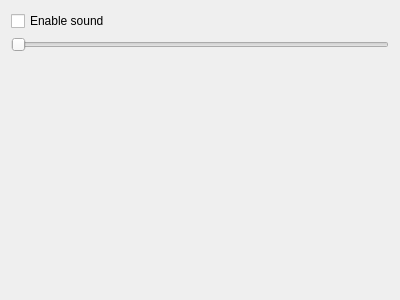
Before: the Qt Designer form form/xalertuConfigSound.ui in atanarro/xalertu, drawn with Qt 5.
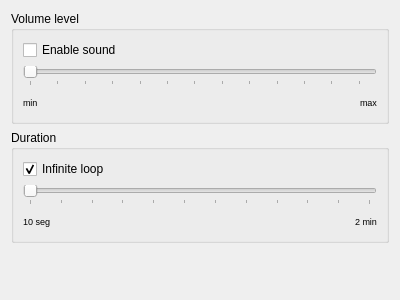
After: the same form once the commit is applied.

Commit message: Several changes and new features, including bugs resolved, code reestructuration, added mouse and AC sensor, config GUI improved, added email support, added screenshot support, added icons for accelerometer.

The edit to the form file:
```diff
--- a/form/xalertuConfigSound.ui
+++ b/form/xalertuConfigSound.ui
@@ -16,17 +16,7 @@
   <layout class="QVBoxLayout" name="verticalLayout">
    <item>
     <layout class="QGridLayout" name="gridLayout">
-     <item row="2" column="1">
-      <widget class="QSlider" name="soundVolume">
-       <property name="enabled">
-        <bool>true</bool>
-       </property>
-       <property name="orientation">
-        <enum>Qt::Horizontal</enum>
-       </property>
-      </widget>
-     </item>
-     <item row="3" column="1">
+     <item row="5" column="1">
       <spacer name="verticalSpacer">
        <property name="orientation">
         <enum>Qt::Vertical</enum>
@@ -39,11 +29,165 @@
        </property>
       </spacer>
      </item>
-     <item row="1" column="1">
-      <widget class="QCheckBox" name="soundEnabled">
-       <property name="text">
-        <string>Enable sound</string>
+     <item row="4" column="1">
+      <widget class="QGroupBox" name="verticalGroupBox">
+       <property name="title">
+        <string>Duration</string>
        </property>
+       <layout class="QVBoxLayout" name="verticalLayout_2">
+        <item>
+         <widget class="QCheckBox" name="alarmLoop">
+          <property name="text">
+           <string>Infinite loop</string>
+          </property>
+          <property name="checked">
+           <bool>true</bool>
+          </property>
+          <property name="autoRepeat">
+           <bool>false</bool>
+          </property>
+         </widget>
+        </item>
+        <item>
+         <widget class="QSlider" name="alarmDuration">
+          <property name="enabled">
+           <bool>false</bool>
+          </property>
+          <property name="minimum">
+           <number>1</number>
+          </property>
+          <property name="maximum">
+           <number>12</number>
+          </property>
+          <property name="pageStep">
+           <number>1</number>
+          </property>
+          <property name="orientation">
+           <enum>Qt::Horizontal</enum>
+          </property>
+          <property name="tickPosition">
+           <enum>QSlider::TicksBelow</enum>
+          </property>
+          <property name="tickInterval">
+           <number>1</number>
+          </property>
+         </widget>
+        </item>
+        <item>
+         <layout class="QGridLayout" name="gridLayout_2">
+          <item row="0" column="0">
+           <widget class="QLabel" name="label">
+            <property name="font">
+             <font>
+              <pointsize>7</pointsize>
+             </font>
+            </property>
+            <property name="text">
+             <string>10 seg</string>
+            </property>
+           </widget>
+          </item>
+          <item row="0" column="2">
+           <widget class="QLabel" name="label_2">
+            <property name="font">
+             <font>
+              <pointsize>7</pointsize>
+             </font>
+            </property>
+            <property name="text">
+             <string>2 min</string>
+            </property>
+           </widget>
+          </item>
+          <item row="0" column="1">
+           <spacer name="horizontalSpacer">
+            <property name="orientation">
+             <enum>Qt::Horizontal</enum>
+            </property>
+            <property name="sizeHint" stdset="0">
+             <size>
+              <width>40</width>
+              <height>20</height>
+             </size>
+            </property>
+           </spacer>
+          </item>
+         </layout>
+        </item>
+       </layout>
+      </widget>
+     </item>
+     <item row="3" column="1">
+      <widget class="QGroupBox" name="verticalGroupBox_2">
+       <property name="title">
+        <string>Volume level</string>
+       </property>
+       <layout class="QVBoxLayout" name="verticalLayout_3">
+        <item>
+         <widget class="QCheckBox" name="soundEnabled">
+          <property name="text">
+           <string>Enable sound</string>
+          </property>
+         </widget>
+        </item>
+        <item>
+         <widget class="QSlider" name="soundVolume">
+          <property name="enabled">
+           <bool>true</bool>
+          </property>
+          <property name="orientation">
+           <enum>Qt::Horizontal</enum>
+          </property>
+          <property name="tickPosition">
+           <enum>QSlider::TicksBelow</enum>
+          </property>
+          <property name="tickInterval">
+           <number>8</number>
+          </property>
+         </widget>
+        </item>
+        <item>
+         <layout class="QGridLayout" name="gridLayout_3">
+          <item row="0" column="0">
+           <widget class="QLabel" name="label_3">
+            <property name="font">
+             <font>
+              <pointsize>7</pointsize>
+             </font>
+            </property>
+            <property name="text">
+             <string>min</string>
+            </property>
+           </widget>
+          </item>
+          <item row="0" column="2">
+           <widget class="QLabel" name="label_4">
+            <property name="font">
+             <font>
+              <pointsize>7</pointsize>
+             </font>
+            </property>
+            <property name="text">
+             <string>max</string>
+            </property>
+           </widget>
+          </item>
+          <item row="0" column="1">
+           <spacer name="horizontalSpacer_2">
+            <property name="orientation">
+             <enum>Qt::Horizontal</enum>
+            </property>
+            <property name="sizeHint" stdset="0">
+             <size>
+              <width>40</width>
+              <height>20</height>
+             </size>
+            </property>
+           </spacer>
+          </item>
+         </layout>
+        </item>
+       </layout>
       </widget>
      </item>
     </layout>
```
Left out of the diff: 2 changed lines with no effect on the pictures. The commit also changes 21 other files.
